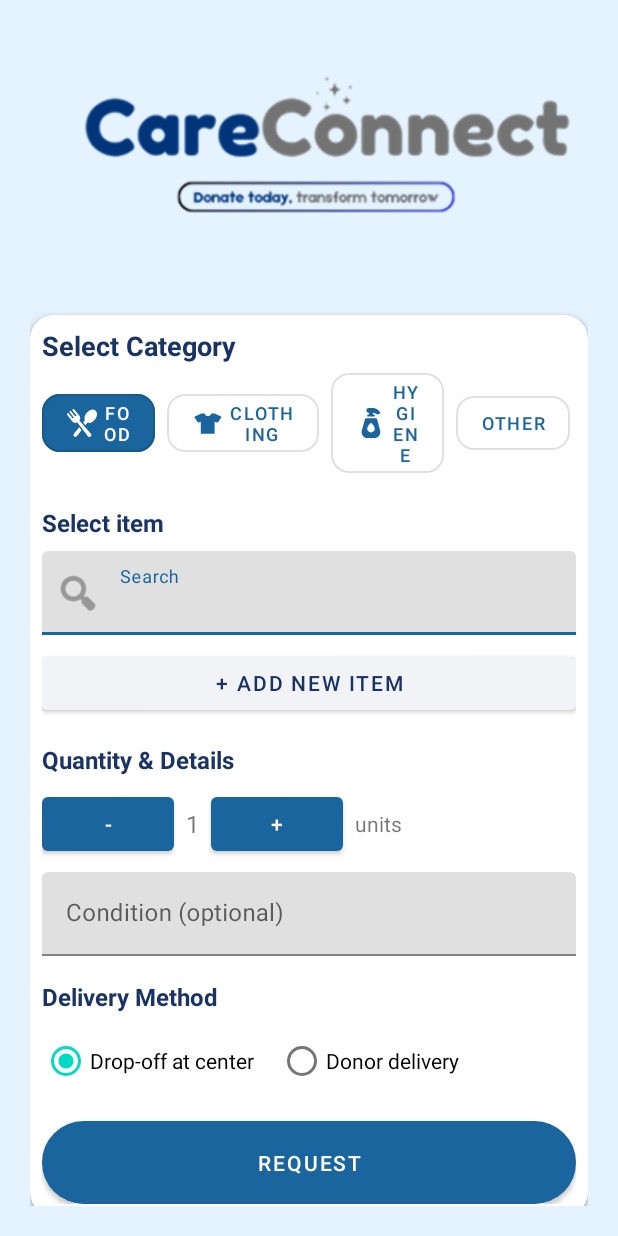
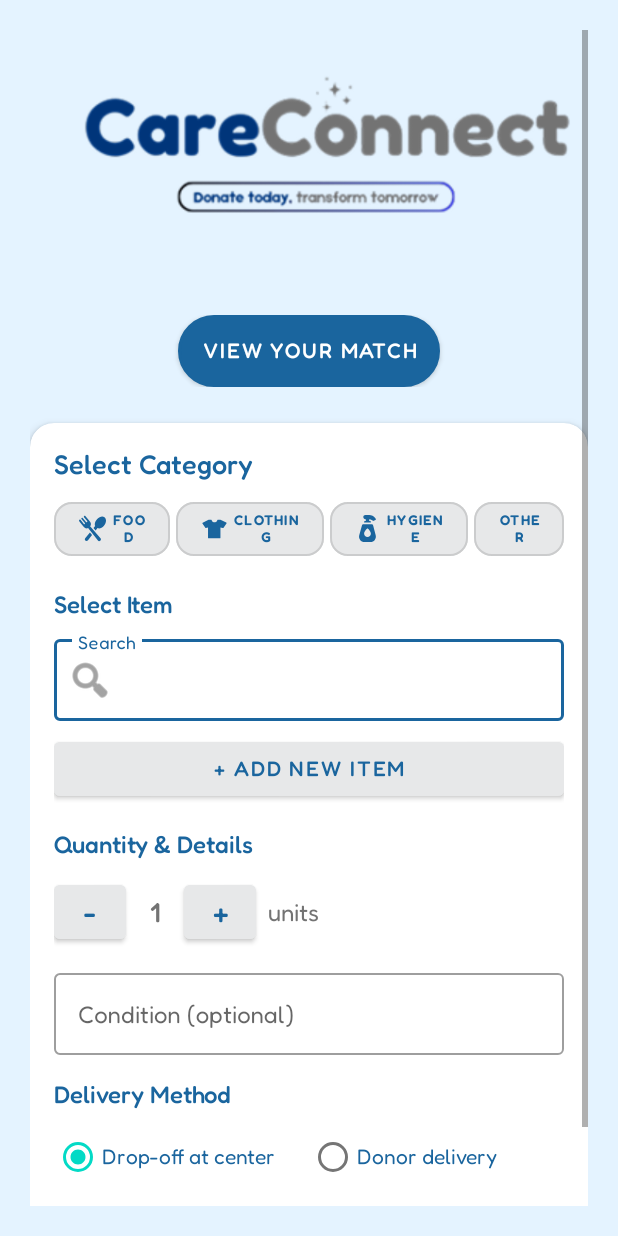
Before and after one commit to StheshSphere/CareConnect, an Android app: the layout activity_request.xml on its own in the app's theme, with its tools: preview values and no code run, on a phone screen of 412 x 824 dp. Run offline under Robolectric (Android 15) with nearby library versions, the phone set to English and light mode, and no system bars.

Commit message:
Commiting Designs

```diff
--- a/app/src/main/AndroidManifest.xml
+++ b/app/src/main/AndroidManifest.xml
@@ -35,6 +35,11 @@
         </activity>
         <activity
             android:name=".ForgotPasswordActivity"
+            android:exported="false">
+
+        </activity>
+        <activity
+            android:name=".RequestActivity"
             android:exported="true">
             <intent-filter>
                 <action android:name="android.intent.action.MAIN" />
--- a/app/src/main/java/com/stheshsphere/careconnect/RequestActivity.java
+++ b/app/src/main/java/com/stheshsphere/careconnect/RequestActivity.java
@@ -1,4 +1,13 @@
 package com.stheshsphere.careconnect;
 
-public class RequestActivity {
+import androidx.appcompat.app.AppCompatActivity;
+import android.os.Bundle;
+
+public class RequestActivity extends AppCompatActivity {
+
+    @Override
+    protected void onCreate(Bundle savedInstanceState) {
+        super.onCreate(savedInstanceState);
+        setContentView(R.layout.activity_request); // Make sure you have this layout file
+    }
 }
--- a/app/src/main/res/drawable/google_button.xml
+++ b/app/src/main/res/drawable/google_button.xml
@@ -1,6 +1,17 @@
 <?xml version="1.0" encoding="utf-8"?>
-<shape xmlns:android="http://schemas.android.com/apk/res/android">
-<!--    <solid android:color="@color/white"/>-->
-    <stroke android:color="@color/primary_blue" android:width="2dp"/>
-    <corners android:radius="32dp" />
+<shape xmlns:android="http://schemas.android.com/apk/res/android"
+    android:shape="rectangle">
+
+    <solid android:color="@color/white"/>
+    <stroke
+        android:color="@color/primary_blue"
+        android:width="2dp"/>
+    <corners
+        android:radius="32dp"/>
+    <padding
+        android:left="16dp"
+        android:top="12dp"
+        android:right="16dp"
+        android:bottom="12dp"/>
+
 </shape>
--- a/app/src/main/res/layout/activity_request.xml
+++ b/app/src/main/res/layout/activity_request.xml
@@ -7,228 +7,300 @@
     android:background="@color/background_light">
 
     <LinearLayout
-        android:layout_width="fill_parent"
+        android:layout_width="match_parent"
         android:layout_height="wrap_content"
         android:orientation="vertical">
 
-        <!-- Category -->
+        <!-- App Logo -->
         <ImageView
             android:id="@+id/imgLogo"
             android:layout_width="wrap_content"
             android:layout_height="158dp"
+            android:layout_gravity="center_horizontal"
             android:layout_marginBottom="32dp"
             android:adjustViewBounds="true"
             android:contentDescription="App Logo"
             android:scaleType="fitCenter"
             android:src="@drawable/careconnect" />
 
+        <!-- View Match Button -->
+        <LinearLayout
+            android:layout_width="match_parent"
+            android:layout_height="wrap_content"
+            android:gravity="center"
+            android:orientation="vertical"
+            android:layout_marginBottom="24dp">
+
+            <Button
+                android:id="@+id/button"
+                android:layout_width="wrap_content"
+                android:layout_height="wrap_content"
+                android:background="@drawable/google_button"
+                android:text="View your match"
+                android:textColor="@color/white"
+                android:fontFamily="@font/fredoka_medium"
+                android:textSize="14sp"
+                />
+
+        </LinearLayout>
+
+        <!-- Main Content Card -->
         <LinearLayout
             android:layout_width="match_parent"
             android:layout_height="wrap_content"
             android:orientation="vertical"
             android:elevation="4dp"
             android:clipToOutline="true"
-                android:backgroundTint="@android:color/white"
-                android:backgroundTintMode="src_in"
-                android:background="@drawable/rounded_card">
+            android:background="@drawable/rounded_card"
+            android:padding="16dp">
 
-                <!-- Select Category -->
+            <!-- Select Category Section -->
             <TextView
                 android:id="@+id/tvCategoryTitle"
                 android:layout_width="wrap_content"
                 android:layout_height="wrap_content"
                 android:text="Select Category"
-                    android:textColor="#1A3365"
-                    android:textStyle="bold"
-                    android:textSize="18sp" />
+                android:textColor="@color/primary_blue"
+                android:textSize="18sp"
+                android:fontFamily="@font/fredoka_medium"
+                android:layout_marginBottom="8dp"
+                />
 
             <LinearLayout
-                    android:layout_width="352dp"
+                android:layout_width="match_parent"
                 android:layout_height="wrap_content"
-                    android:gravity="center"
-                    android:orientation="horizontal">
+                android:orientation="horizontal"
+                android:layout_marginBottom="16dp">
 
                 <com.google.android.material.button.MaterialButton
                     style="@style/Widget.MaterialComponents.Button.OutlinedButton"
-                        android:layout_width="0dp"
-                        android:layout_height="wrap_content"
+                    android:layout_width="25dp"
+                    android:layout_height="48dp"
+                    android:layout_marginEnd="2dp"
                     android:layout_weight="1"
-                        android:backgroundTint="#1A659E"
+                    android:backgroundTint="@color/light_grey"
+                    android:fontFamily="@font/fredoka_semibold"
                     android:text="Food"
-                        android:textColor="@android:color/white"
-                        android:textSize="12sp"
+                    android:textColor="@color/primary_blue"
+                    android:textSize="9sp"
                     app:cornerRadius="12dp"
                     app:icon="@drawable/food"
                     app:iconGravity="textStart"
-                        app:iconSize="20dp"
-                        app:iconTint="@android:color/white" />
-
+                    app:iconSize="18dp"
+                    app:iconTint="@color/primary_blue" />
 
                 <com.google.android.material.button.MaterialButton
                     style="@style/Widget.MaterialComponents.Button.OutlinedButton"
-                        android:layout_width="26dp"
-                        android:layout_height="wrap_content"
-                        android:layout_marginStart="8dp"
+                    android:layout_width="46dp"
+                    android:layout_height="48dp"
+                    android:layout_marginHorizontal="2dp"
                     android:layout_weight="1"
+                    android:backgroundTint="@color/light_grey"
+                    android:fontFamily="@font/fredoka_semibold"
                     android:text="Clothing"
-                        android:textSize="12sp"
+                    android:textColor="@color/primary_blue"
+                    android:textSize="9sp"
                     app:cornerRadius="12dp"
                     app:icon="@drawable/clothing"
                     app:iconGravity="textStart"
-                        app:iconSize="20dp" />
+                    app:iconSize="18dp"
+                    app:iconTint="@color/primary_blue" />
 
                 <com.google.android.material.button.MaterialButton
                     style="@style/Widget.MaterialComponents.Button.OutlinedButton"
-                        android:layout_width="0dp"
-                        android:layout_height="wrap_content"
-                        android:layout_marginStart="8dp"
+                    android:layout_width="39dp"
+                    android:layout_height="48dp"
+                    android:layout_marginHorizontal="2dp"
                     android:layout_weight="1"
+                    android:backgroundTint="@color/light_grey"
+                    android:fontFamily="@font/fredoka_semibold"
                     android:text="Hygiene"
-                        android:textSize="12sp"
-
+                    android:textColor="@color/primary_blue"
+                    android:textSize="9sp"
                     app:cornerRadius="12dp"
                     app:icon="@drawable/hygiene"
                     app:iconGravity="textStart"
-                        app:iconSize="20dp" />
+                    app:iconSize="18dp"
+                    app:iconTint="@color/primary_blue" />
 
                 <com.google.android.material.button.MaterialButton
                     style="@style/Widget.MaterialComponents.Button.OutlinedButton"
-                        android:layout_width="0dp"
-                        android:layout_height="wrap_content"
-                        android:layout_marginStart="8dp"
+                    android:layout_width="7dp"
+                    android:layout_height="48dp"
+                    android:layout_marginStart="2dp"
                     android:layout_weight="1"
+                    android:backgroundTint="@color/light_grey"
+                    android:fontFamily="@font/fredoka_semibold"
                     android:text="Other"
-                        android:textSize="12sp"
-
-                        app:cornerRadius="12dp" />
+                    android:textColor="@color/primary_blue"
+                    android:textSize="9sp"
+                    app:cornerRadius="12dp"
+                    app:iconGravity="textStart"
+                    app:iconSize="18dp"
+                    app:iconTint="@color/primary_blue" />
 
             </LinearLayout>
 
-                <!-- Select Item -->
+            <!-- Select Item Section -->
             <TextView
                 android:layout_width="wrap_content"
                 android:layout_height="wrap_content"
-                    android:layout_marginTop="16dp"
-                    android:text="Select item"
-                    android:textColor="#1A3365"
-                    android:textStyle="bold"
-                    android:textSize="16sp" />
+                android:text="Select Item"
+                android:textColor="@color/primary_blue"
+                android:textSize="16sp"
+                android:fontFamily="@font/fredoka_medium"
+                android:layout_marginBottom="8dp"
+                />
 
             <com.google.android.material.textfield.TextInputLayout
                 android:layout_width="match_parent"
                 android:layout_height="wrap_content"
-                    android:layout_marginTop="8dp"
-                    app:startIconDrawable="@android:drawable/ic_menu_search">
+                android:layout_marginBottom="8dp"
+                app:startIconDrawable="@android:drawable/ic_menu_search"
+                style="@style/Widget.MaterialComponents.TextInputLayout.OutlinedBox">
 
                 <com.google.android.material.textfield.TextInputEditText
                     android:layout_width="match_parent"
                     android:layout_height="wrap_content"
-                        android:hint="Search" />
+                    android:hint="Search"
+                    android:textColorHint="@color/grey"
+                    android:textColor="@color/grey"
+                    android:fontFamily="@font/fredoka_regular" />
             </com.google.android.material.textfield.TextInputLayout>
 
             <Button
                 android:layout_width="match_parent"
-                    android:layout_height="wrap_content"
+                android:layout_height="48dp"
                 android:text="+ Add New Item"
-                    android:layout_marginTop="8dp"
-                    android:backgroundTint="#F1F3F6"
-                    android:textColor="#1A3365" />
+                android:backgroundTint="@color/light_grey"
+                android:textColor="@color/primary_blue"
+                android:fontFamily="@font/fredoka_medium"
+                android:textSize="14sp"
+                />
 
-                <!-- Quantity & Details -->
+            <!-- Quantity & Details Section -->
             <TextView
                 android:layout_width="wrap_content"
                 android:layout_height="wrap_content"
                 android:layout_marginTop="16dp"
                 android:text="Quantity &amp; Details"
-                    android:textColor="#1A3365"
-                    android:textStyle="bold"
-                    android:textSize="16sp" />
+                android:textColor="@color/primary_blue"
+                android:textSize="16sp"
+                android:fontFamily="@font/fredoka_medium"
+                android:layout_marginBottom="8dp"
+                />
 
             <LinearLayout
                 android:layout_width="match_parent"
                 android:layout_height="wrap_content"
                 android:orientation="horizontal"
                 android:gravity="center_vertical"
-                    android:layout_marginTop="8dp">
+                android:layout_marginBottom="8dp">
 
                 <Button
                     android:id="@+id/btnMinus"
-                        android:layout_width="wrap_content"
-                        android:layout_height="wrap_content"
-                        android:text="-" />
+                    android:layout_width="48dp"
+                    android:layout_height="48dp"
+                    android:text="-"
+                    android:textSize="20sp"
+                    android:backgroundTint="@color/light_grey"
+                    android:textColor="@color/primary_blue"
+                    android:fontFamily="@font/fredoka_medium"/>
 
                 <TextView
                     android:id="@+id/tvQuantity"
                     android:layout_width="wrap_content"
                     android:layout_height="wrap_content"
                     android:text="1"
-                        android:layout_margin="8dp"
-                        android:textSize="16sp" />
+                    android:layout_margin="16dp"
+                    android:textSize="18sp"
+                    android:textColor="@color/grey"
+                    android:fontFamily="@font/fredoka_medium"/>
 
                 <Button
                     android:id="@+id/btnPlus"
-                        android:layout_width="wrap_content"
-                        android:layout_height="wrap_content"
-                        android:text="+" />
+                    android:layout_width="48dp"
+                    android:layout_height="48dp"
+                    android:text="+"
+                    android:textSize="20sp"
+                    android:backgroundTint="@color/light_grey"
+                    android:textColor="@color/primary_blue"
+                    android:fontFamily="@font/fredoka_medium"/>
 
                 <TextView
                     android:layout_width="wrap_content"
                     android:layout_height="wrap_content"
                     android:text="units"
-                        android:layout_marginStart="8dp" />
+                    android:layout_marginStart="8dp"
+                    android:textSize="16sp"
+                    android:textColor="@color/grey"
+                    android:fontFamily="@font/fredoka_regular"/>
             </LinearLayout>
 
             <com.google.android.material.textfield.TextInputLayout
                 android:layout_width="match_parent"
                 android:layout_height="wrap_content"
-                    android:layout_marginTop="8dp">
+                android:layout_marginBottom="16dp"
+                style="@style/Widget.MaterialComponents.TextInputLayout.OutlinedBox">
 
                 <com.google.android.material.textfield.TextInputEditText
                     android:layout_width="match_parent"
                     android:layout_height="wrap_content"
-                        android:hint="Condition (optional)" />
+                    android:hint="Condition (optional)"
+                    android:textColorHint="@color/primary_blue"
+                    android:textColor="@color/primary_blue"
+                    android:fontFamily="@font/fredoka_regular" />
             </com.google.android.material.textfield.TextInputLayout>
 
-                <!-- Delivery Method -->
+            <!-- Delivery Method Section -->
             <TextView
                 android:layout_width="wrap_content"
                 android:layout_height="wrap_content"
-                    android:layout_marginTop="16dp"
                 android:text="Delivery Method"
-                    android:textColor="#1A3365"
-                    android:textStyle="bold"
-                    android:textSize="16sp" />
+                android:textColor="@color/primary_blue"
+                android:textSize="16sp"
+                android:fontFamily="@font/fredoka_medium"
+                android:layout_marginBottom="8dp"
+                />
 
             <RadioGroup
                 android:layout_width="match_parent"
                 android:layout_height="wrap_content"
                 android:orientation="horizontal"
-                    android:layout_marginTop="8dp">
+                android:layout_marginBottom="16dp">
 
                 <RadioButton
                     android:id="@+id/rbDropOff"
-                        android:layout_width="wrap_content"
+                    android:layout_width="0dp"
                     android:layout_height="wrap_content"
+                    android:layout_weight="1"
                     android:text="Drop-off at center"
-                        android:checked="true" />
+                    android:checked="true"
+                    android:textColor="@color/primary_blue"
+                    android:fontFamily="@font/fredoka_regular" />
 
                 <RadioButton
                     android:id="@+id/rbDonorDelivery"
-                        android:layout_width="wrap_content"
+                    android:layout_width="0dp"
                     android:layout_height="wrap_content"
+                    android:layout_weight="1"
                     android:text="Donor delivery"
-                        android:layout_marginStart="16dp" />
+                    android:textColor="@color/primary_blue"
+                    android:fontFamily="@font/fredoka_regular" />
             </RadioGroup>
 
+            <!-- Request Button -->
             <Button
                 android:layout_width="match_parent"
-                    android:layout_height="wrap_content"
+                android:layout_height="56dp"
                 android:text="Request"
-                    android:layout_marginTop="16dp"
-                    android:backgroundTint="#1A659E"
+                android:backgroundTint="@color/primary_blue"
                 android:textColor="@android:color/white"
-                    android:padding="12dp"
-                    android:background="@drawable/rounded_outline" />
+                android:fontFamily="@font/fredoka_medium"
+                android:background="@drawable/rounded_outline"
+                android:textSize="16sp"
+                android:letterSpacing="0.02"
+                />
 
         </LinearLayout>
 
--- a/app/src/main/res/values/colors.xml
+++ b/app/src/main/res/values/colors.xml
@@ -3,4 +3,5 @@
     <color name="primary_blue">#1A659E</color>
     <color name="white">#FFFFFF</color>
     <color name="grey">#737373</color>
+    <color name="light_grey">#E7E8E9</color>
 </resources>
```
Lines whose indentation alone changed are shown as unchanged.
